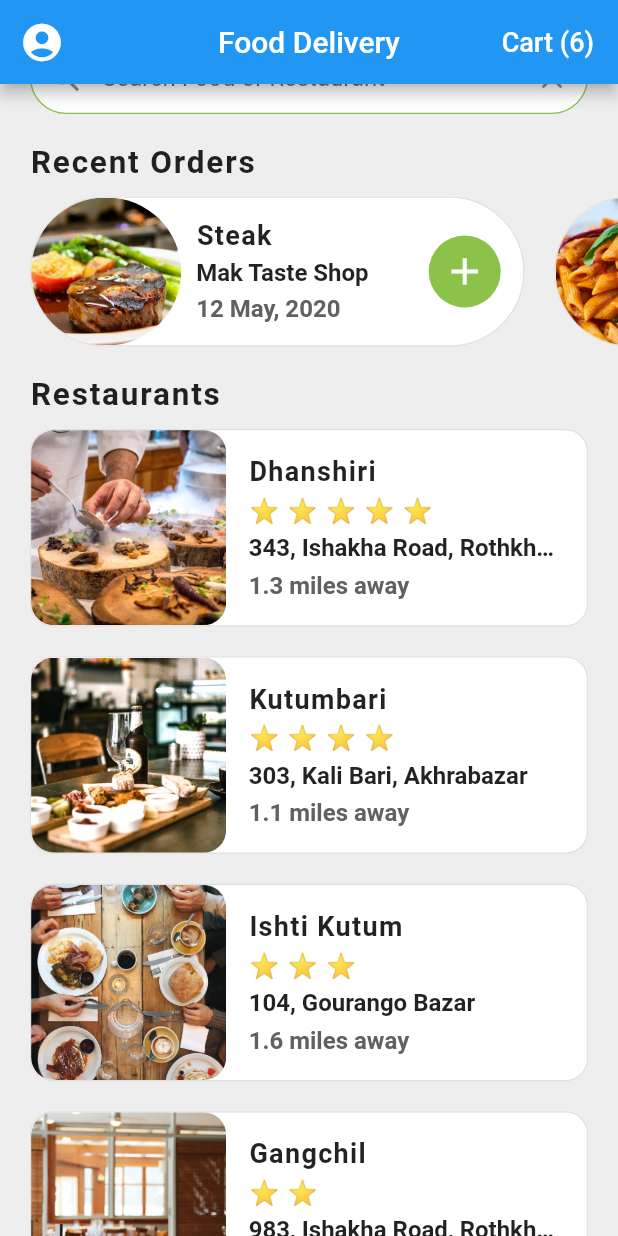
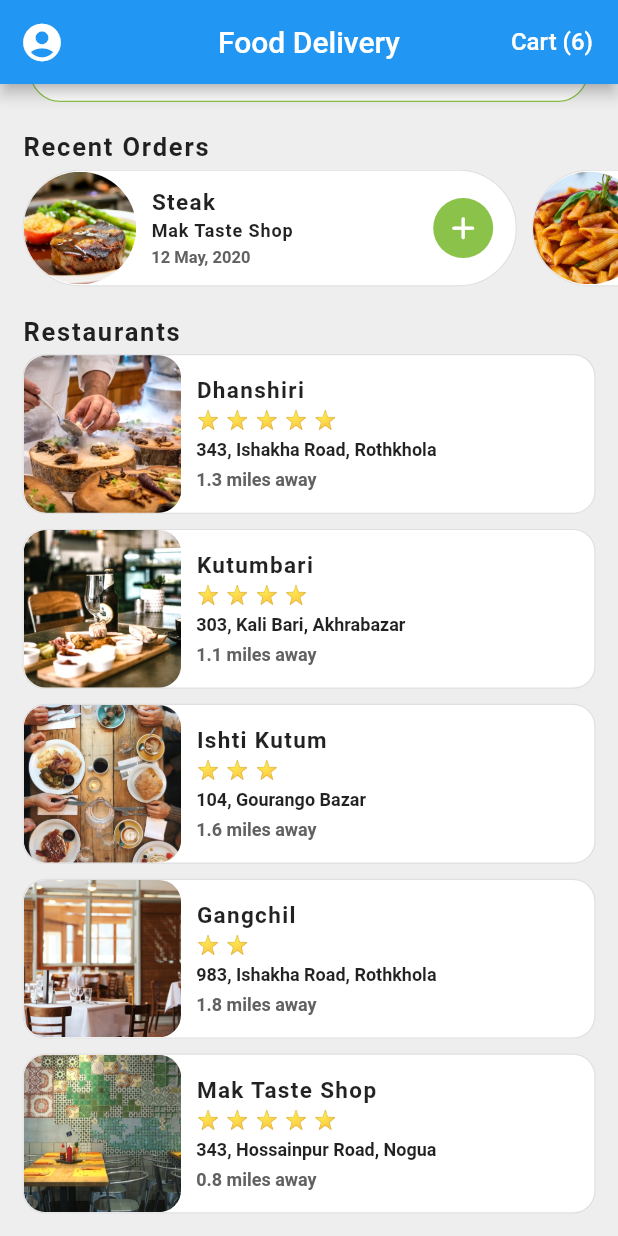
Before and after one commit to Rezuanul-Islam-Fahim/food_delivery_ui, a Flutter app: the screen it shows after launch, scrolled down 48 dp, on a phone screen of 412 x 824 dp. Run offline on Flutter 3.47's test engine with Material 2 defaults, Android fonts, the phone set to English and light mode, and no system bars.

Commit message:
Update typography and spacing

```diff
--- a/lib/main.dart
+++ b/lib/main.dart
@@ -16,7 +16,7 @@ class FoodDelivery extends StatelessWidget {
               textTheme: ThemeData.light().textTheme.copyWith(
                     headline6: TextStyle(
                       color: Colors.white,
-                      fontSize: 20,
+                      fontSize: 18,
                     ),
                   ),
             ),
--- a/lib/screens/home_screen.dart
+++ b/lib/screens/home_screen.dart
@@ -16,7 +16,7 @@ class HomeScreen extends StatefulWidget {
 }
 
 class _HomeScreenState extends State<HomeScreen> {
-  _buildRestaurants() {
+  Widget _buildRestaurants() {
     List<Widget> restaurantList = [];
     restaurants.forEach((Restaurant restaurant) {
       restaurantList.add(
@@ -36,7 +36,7 @@ class _HomeScreenState extends State<HomeScreen> {
                 width: 0.8,
               ),
             ),
-            margin: EdgeInsets.symmetric(vertical: 10),
+            margin: EdgeInsets.symmetric(vertical: 5),
             child: Row(
               children: <Widget>[
                 ClipRRect(
@@ -45,15 +45,15 @@ class _HomeScreenState extends State<HomeScreen> {
                     tag: restaurant.name,
                     child: Image(
                       image: AssetImage(restaurant.imgUrl),
-                      width: 130.0,
-                      height: 130.0,
+                      width: 105,
+                      height: 105,
                       fit: BoxFit.cover,
                     ),
                   ),
                 ),
                 Expanded(
                   child: Container(
-                    padding: EdgeInsets.all(15.0),
+                    padding: EdgeInsets.only(left: 10),
                     child: Column(
                       crossAxisAlignment: CrossAxisAlignment.start,
                       mainAxisAlignment: MainAxisAlignment.center,
@@ -61,28 +61,28 @@ class _HomeScreenState extends State<HomeScreen> {
                         Text(
                           restaurant.name,
                           style: TextStyle(
-                            fontSize: 18,
+                            fontSize: 15,
                             fontWeight: FontWeight.w700,
                             letterSpacing: 0.9,
                           ),
                           overflow: TextOverflow.ellipsis,
                         ),
-                        SizedBox(height: 6.0),
+                        SizedBox(height: 4),
                         RatingStars(restaurant.rating),
-                        SizedBox(height: 6.0),
+                        SizedBox(height: 6),
                         Text(
                           restaurant.address,
                           style: TextStyle(
-                            fontSize: 16,
+                            fontSize: 12,
                             fontWeight: FontWeight.w600,
                           ),
                           overflow: TextOverflow.ellipsis,
                         ),
-                        SizedBox(height: 6.0),
+                        SizedBox(height: 6),
                         Text(
                           '${restaurant.distance} miles away',
                           style: TextStyle(
-                            fontSize: 16,
+                            fontSize: 12,
                             fontWeight: FontWeight.w600,
                             color: Colors.grey[700],
                           ),
@@ -119,7 +119,7 @@ class _HomeScreenState extends State<HomeScreen> {
               'Cart (${user.cart.length})',
               style: TextStyle(
                 color: Colors.white,
-                fontSize: 18,
+                fontSize: 16,
               ),
             ),
             shape: RoundedRectangleBorder(
@@ -131,7 +131,8 @@ class _HomeScreenState extends State<HomeScreen> {
                 builder: (_) => CartScreen(),
               ),
             ),
-            splashColor: Colors.white38,
+            splashColor: Colors.white24,
+            highlightColor: Colors.white12,
           ),
         ],
         brightness: Brightness.dark,
@@ -139,11 +140,12 @@ class _HomeScreenState extends State<HomeScreen> {
       body: ListView(
         children: <Widget>[
           Container(
+            height: 80,
             padding: EdgeInsets.all(20.0),
             child: TextField(
               decoration: InputDecoration(
                 contentPadding: EdgeInsets.symmetric(
-                  vertical: 10.0,
+                  vertical: 10,
                 ),
                 fillColor: Colors.white,
                 filled: true,
@@ -155,25 +157,34 @@ class _HomeScreenState extends State<HomeScreen> {
                   borderRadius: BorderRadius.circular(30.0),
                   borderSide: BorderSide(
                     color: Theme.of(context).primaryColor,
-                    width: 0.9,
+                    width: 0.8,
                   ),
                 ),
-                prefixIcon: Icon(Icons.search, size: 25.0),
+                focusedBorder: OutlineInputBorder(
+                  borderRadius: BorderRadius.circular(30.0),
+                  borderSide: BorderSide(
+                    color: Theme.of(context).primaryColor,
+                    width: 1.2,
+                  ),
+                ),
+                prefixIcon: Icon(Icons.search, size: 22),
                 suffixIcon: IconButton(
                   icon: Icon(Icons.clear),
+                  iconSize: 18,
                   onPressed: () {},
                 ),
                 hintText: 'Search Food or Restaurant',
+                hintStyle: TextStyle(fontSize: 14),
               ),
             ),
           ),
           RecentOrders(),
           Padding(
-            padding: EdgeInsets.only(left: 20, top: 20),
+            padding: EdgeInsets.only(left: 15, top: 20),
             child: Text(
               'Restaurants',
               style: TextStyle(
-                fontSize: 21,
+                fontSize: 17,
                 fontWeight: FontWeight.w700,
                 letterSpacing: 1.2,
               ),
@@ -181,9 +192,9 @@ class _HomeScreenState extends State<HomeScreen> {
           ),
           Padding(
             padding: EdgeInsets.only(
-              right: 20.0,
-              left: 20.0,
-              bottom: 10.0,
+              right: 15,
+              left: 15,
+              bottom: 10,
             ),
             child: _buildRestaurants(),
           ),
--- a/lib/widgets/rating_stars.dart
+++ b/lib/widgets/rating_stars.dart
@@ -18,7 +18,7 @@ class RatingStars extends StatelessWidget {
     return Text(
       stars,
       style: TextStyle(
-        fontSize: 16,
+        fontSize: 12,
         letterSpacing: 0.8,
       ),
     );
--- a/lib/widgets/recent_orders.dart
+++ b/lib/widgets/recent_orders.dart
@@ -15,18 +15,18 @@ class RecentOrders extends StatelessWidget {
       crossAxisAlignment: CrossAxisAlignment.start,
       children: <Widget>[
         Padding(
-          padding: EdgeInsets.only(left: 20, bottom: 10.0),
+          padding: EdgeInsets.only(left: 15, bottom: 5),
           child: Text(
             'Recent Orders',
             style: TextStyle(
-              fontSize: 21,
+              fontSize: 17,
               fontWeight: FontWeight.w700,
               letterSpacing: 1.2,
             ),
           ),
         ),
         Container(
-          height: 100.0,
+          height: 78,
           child: isLandscape
               ? RecentOrderList(orderContSizeLandscape)
               : RecentOrderList(orderContSizePortrait),
@@ -44,10 +44,10 @@ class RecentOrderList extends StatelessWidget {
   _buildRecentOrders(BuildContext context, Order order) {
     return Container(
       width: MediaQuery.of(context).size.width * containerWidth,
-      margin: EdgeInsets.symmetric(horizontal: 10),
+      margin: EdgeInsets.symmetric(horizontal: 5),
       decoration: BoxDecoration(
         color: Colors.white,
-        borderRadius: BorderRadius.circular(50.0),
+        borderRadius: BorderRadius.circular(50),
         border: Border.all(
           color: Colors.grey[300],
           width: 0.8,
@@ -60,10 +60,10 @@ class RecentOrderList extends StatelessWidget {
             child: Row(
               children: <Widget>[
                 ClipRRect(
-                  borderRadius: BorderRadius.circular(50.0),
+                  borderRadius: BorderRadius.circular(50),
                   child: Image(
-                    width: 100.0,
-                    height: 100.0,
+                    width: 75,
+                    height: 75,
                     image: AssetImage(order.food.imgUrl),
                     fit: BoxFit.cover,
                   ),
@@ -78,26 +78,27 @@ class RecentOrderList extends StatelessWidget {
                         Text(
                           order.food.name,
                           style: TextStyle(
-                            fontSize: 18,
+                            fontSize: 15,
                             fontWeight: FontWeight.w700,
                             letterSpacing: 0.9,
                           ),
                           overflow: TextOverflow.ellipsis,
                         ),
-                        SizedBox(height: 5.0),
+                        SizedBox(height: 3),
                         Text(
                           order.restaurant.name,
                           style: TextStyle(
-                            fontSize: 16,
+                            fontSize: 12,
                             fontWeight: FontWeight.w600,
+                            letterSpacing: 0.6,
                           ),
                           overflow: TextOverflow.ellipsis,
                         ),
-                        SizedBox(height: 5.0),
+                        SizedBox(height: 4),
                         Text(
                           order.date,
                           style: TextStyle(
-                            fontSize: 16,
+                            fontSize: 11,
                             fontWeight: FontWeight.w600,
                             color: Colors.grey[700],
                           ),
@@ -111,15 +112,18 @@ class RecentOrderList extends StatelessWidget {
             ),
           ),
           Container(
+            width: 40,
+            height: 40,
             decoration: BoxDecoration(
               color: Theme.of(context).primaryColor,
               borderRadius: BorderRadius.circular(30.0),
             ),
             margin: EdgeInsets.only(right: 15.0),
             child: IconButton(
-              icon: Icon(Icons.add),
+              padding: EdgeInsets.all(0),
+              icon: Icon(Icons.add_rounded),
               color: Colors.white,
-              iconSize: 30.0,
+              iconSize: 25,
               onPressed: () {},
             ),
           ),
```
Also changed, not shown: lib/screens/cart_screen.dart (+28 -26 lines), lib/screens/restaurant_screen.dart (+17 -13 lines).
